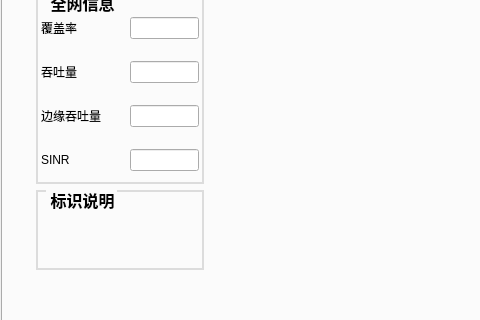
Qt form GUIVersion_2/widget.ui (aobocodo/QT_System) before a commit; both pictures show x 0 to 480 and y 115 to 435 of the 850 by 650 pixel window.
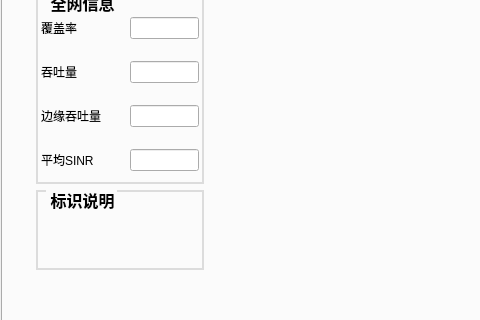
The same form after that commit. Icons and pictures are not drawn. Custom widgets are drawn as their Qt base class.

```diff
--- a/GUIVersion_2/widget.ui
+++ b/GUIVersion_2/widget.ui
@@ -486,7 +486,7 @@
                 <item>
                  <widget class="QLabel" name="label_6">
                   <property name="text">
-                   <string>SINR</string>
+                   <string>平均SINR</string>
                   </property>
                  </widget>
                 </item>
```
